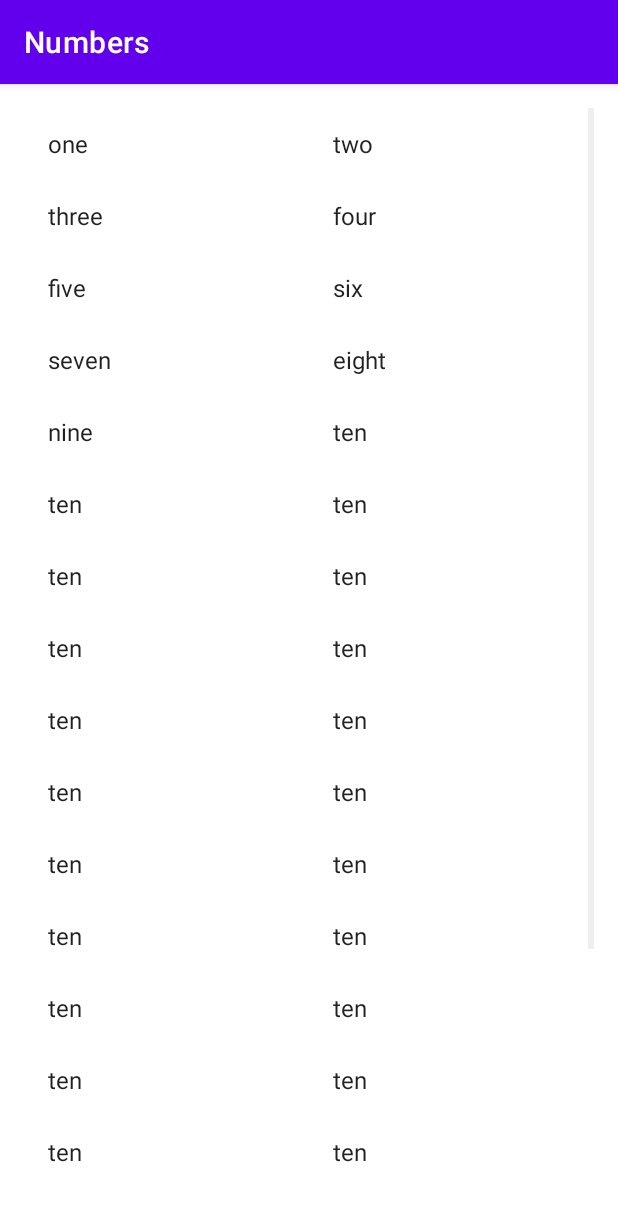
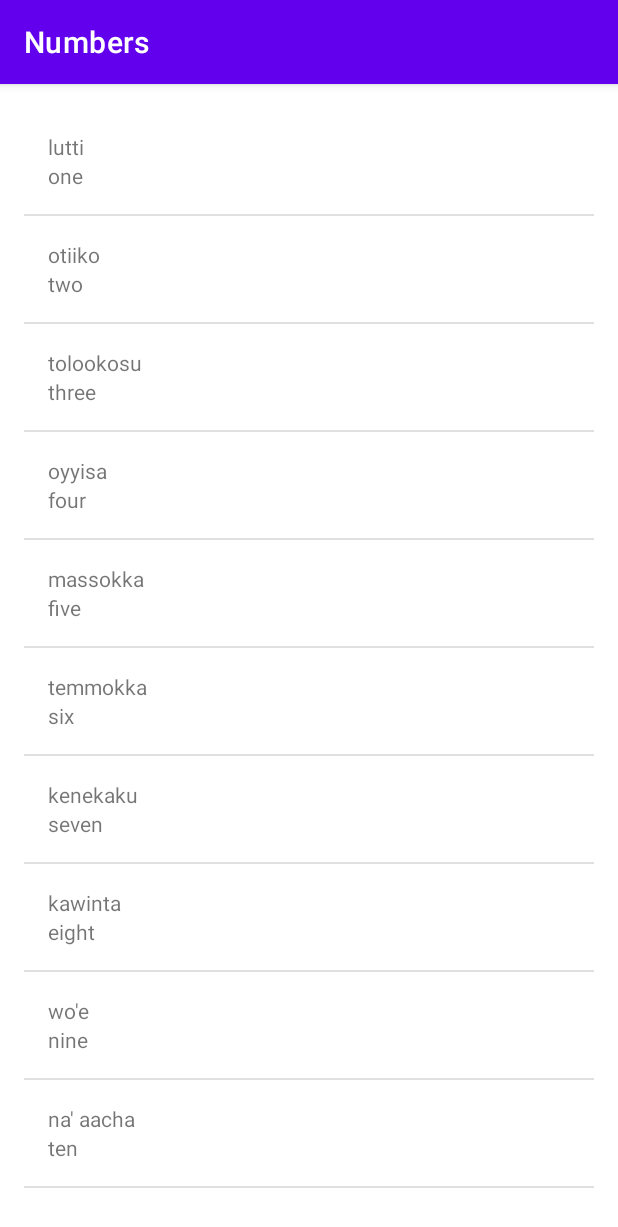
Before and after one commit to lingxiao14122/UdacityMiwok, an Android app: the NumbersActivity screen opened directly, with no data from a screen before it, on a phone screen of 412 x 824 dp. Shown: the top 1227 px of the screen. Run offline under Robolectric (Android 15) with nearby library versions, the phone set to English and light mode, and no system bars.

Commit message:
feat: custom array adapter(WordAdapter), ui now capable to display the custom list item defined in list_item.xml

```diff
--- a/app/src/main/java/com/example/android/udacitymiwok/NumbersActivity.java
+++ b/app/src/main/java/com/example/android/udacitymiwok/NumbersActivity.java
@@ -1,18 +1,12 @@
 package com.example.android.udacitymiwok;
 
-import androidx.appcompat.app.ActionBar;
 import androidx.appcompat.app.AppCompatActivity;
 
 import android.os.Bundle;
-import android.util.Log;
+import android.provider.UserDictionary;
 import android.widget.ArrayAdapter;
-import android.widget.GridView;
-import android.widget.LinearLayout;
 import android.widget.ListView;
-import android.widget.TextView;
-import android.widget.Toast;
 
-import java.lang.reflect.Array;
 import java.util.ArrayList;
 
 public class NumbersActivity extends AppCompatActivity {
@@ -26,57 +20,31 @@ public class NumbersActivity extends AppCompatActivity {
         String TAG = this.getClass().getSimpleName();
 
         // init array list
-        ArrayList<String> words = new ArrayList<String>();
-        words.add("one");
-        words.add("two");
-        words.add("three");
-        words.add("four");
-        words.add("five");
-        words.add("six");
-        words.add("seven");
-        words.add("eight");
-        words.add("nine");
-        words.add("ten");
-        words.add("ten");
-        words.add("ten");
-        words.add("ten");
-        words.add("ten");
-        words.add("ten");
-        words.add("ten");
-        words.add("ten");
-        words.add("ten");
-        words.add("ten");
-        words.add("ten");
-        words.add("ten");
-        words.add("ten");
-        words.add("ten");
-        words.add("ten");
-        words.add("ten");
-        words.add("ten");
-        words.add("ten");
-        words.add("ten");
-        words.add("ten");
-        words.add("ten");
-        words.add("ten");
-        words.add("ten");
-        words.add("ten");
-        words.add("ten");
-        words.add("ten");
-        words.add("ten");
-        words.add("ten");
-        words.add("ten");
-        words.add("ten");
-        words.add("ten");
-        words.add("ten");
-        words.add("ten");
+        ArrayList<Word> words = new ArrayList<>();
 
-        // array adapter will require type of item to be converted to View, in this case is a String
-        // the layout of the items are set as the xml we have chosen
-        ArrayAdapter<String> itemsAdapter = new ArrayAdapter<String>(this, android.R.layout.simple_list_item_1, words);
+        words.add(new Word("one", "lutti"));
+        words.add(new Word("two", "otiiko"));
+        words.add(new Word("three", "tolookosu"));
+        words.add(new Word("four", "oyyisa"));
+        words.add(new Word("five", "massokka"));
+        words.add(new Word("six", "temmokka"));
+        words.add(new Word("seven", "kenekaku"));
+        words.add(new Word("eight", "kawinta"));
+        words.add(new Word("nine", "wo'e"));
+        words.add(new Word("ten", "na' aacha"));
 
-        GridView listView = findViewById(R.id.list);
+        // Create an {@link WordAdapter}, whose data source is a list of {@link Word}s. The
+        // adapter knows how to create list items for each item in the list.
+        WordAdapter adapter = new WordAdapter(this, words);
 
-        listView.setAdapter(itemsAdapter);
+        // Find the {@link ListView} object in the view hierarchy of the {@link Activity}.
+        // There should be a {@link ListView} with the view ID called list, which is declared in the
+        // activity_numbers.xml layout file.
+        ListView listView = (ListView) findViewById(R.id.list);
+
+        // Make the {@link ListView} use the {@link WordAdapter} we created above, so that the
+        // {@link ListView} will display list items for each {@link Word} in the list.
+        listView.setAdapter(adapter);
 
     }
 }
--- /dev/null
+++ b/app/src/main/java/com/example/android/udacitymiwok/Word.java
@@ -0,0 +1,30 @@
+package com.example.android.udacitymiwok;
+
+public class Word {
+
+    // member variable
+    private String mDefaultTranslation;
+    private String mMiwokTranslation;
+
+    // constructor
+    public Word(String defaultTranslation, String miwokTranslation) {
+        mDefaultTranslation = defaultTranslation;
+        mMiwokTranslation = miwokTranslation;
+    }
+
+    /**
+     *
+     * @return String of default translation for word
+     */
+    public String getDefaultTranslation() {
+        return mDefaultTranslation;
+    }
+
+    /**
+     *
+     * @return String of miwok translation for word
+     */
+    public String getMiwokTranslation() {
+        return mMiwokTranslation;
+    }
+}
--- /dev/null
+++ b/app/src/main/java/com/example/android/udacitymiwok/WordAdapter.java
@@ -0,0 +1,50 @@
+package com.example.android.udacitymiwok;
+
+import android.app.Activity;
+import android.view.LayoutInflater;
+import android.view.View;
+import android.view.ViewGroup;
+import android.widget.ArrayAdapter;
+import android.widget.TextView;
+
+import org.w3c.dom.Text;
+
+import java.util.ArrayList;
+
+import androidx.annotation.NonNull;
+import androidx.annotation.Nullable;
+
+public class WordAdapter extends ArrayAdapter<Word> {
+    public WordAdapter(Activity context, ArrayList<Word> words) {
+        super(context, 0, words);
+    }
+
+    // override getView to let ListView use the custom list item defined in list_item.xml
+    @NonNull
+    @Override
+    public View getView(int position, @Nullable View convertView, @NonNull ViewGroup parent) {
+        // check if the View provided is reused, otherwise inflate the view
+        View listItemView = convertView;
+        if (listItemView == null) {
+            listItemView = LayoutInflater.from(getContext()).inflate(
+                    R.layout.list_item, parent, false);
+        }
+
+        // get the Word object in the adapter with the correct position
+        Word currentWord = getItem(position);
+
+        // bind TextView var to ui
+        TextView tvDefaultWord = listItemView.findViewById(R.id.tv_default_word);
+
+        // set default word on TextView
+        tvDefaultWord.setText(currentWord.getDefaultTranslation());
+
+        // bind TextView var to ui
+        TextView tvMiwokWord = listItemView.findViewById(R.id.tv_miwok_word);
+
+        // set miwok word on TextView
+        tvMiwokWord.setText(currentWord.getMiwokTranslation());
+
+        return listItemView;
+    }
+}
--- a/app/src/main/res/layout/activity_numbers.xml
+++ b/app/src/main/res/layout/activity_numbers.xml
@@ -1,13 +1,12 @@
 <?xml version="1.0" encoding="utf-8"?>
-<GridView xmlns:android="http://schemas.android.com/apk/res/android"
+<ListView xmlns:android="http://schemas.android.com/apk/res/android"
     xmlns:tools="http://schemas.android.com/tools"
     android:id="@+id/list"
+    android:orientation="vertical"
     android:layout_width="match_parent"
     android:layout_height="match_parent"
-    android:numColumns="2"
-    android:orientation="vertical"
+    android:paddingBottom="@dimen/activity_vertical_margin"
     android:paddingLeft="@dimen/activity_horizontal_margin"
+    android:paddingRight="@dimen/activity_horizontal_margin"
     android:paddingTop="@dimen/activity_vertical_margin"
-    android:paddingRight="@dimen/activity_horizontal_margin"
-    android:paddingBottom="@dimen/activity_vertical_margin"
-    tools:context=".NumbersActivity" />
+    tools:context=".NumbersActivity"/>
--- /dev/null
+++ b/app/src/main/res/layout/list_item.xml
@@ -0,0 +1,25 @@
+<?xml version="1.0" encoding="utf-8"?>
+<LinearLayout xmlns:android="http://schemas.android.com/apk/res/android"
+    xmlns:tools="http://schemas.android.com/tools"
+    android:layout_width="match_parent"
+    android:layout_height="wrap_content"
+    android:orientation="vertical">
+
+    <TextView
+        android:id="@+id/tv_miwok_word"
+        android:layout_width="match_parent"
+        android:layout_height="wrap_content"
+        android:layout_marginStart="16dp"
+        android:layout_marginTop="16dp"
+        tools:text="Lutti" />
+
+    <TextView
+        android:id="@+id/tv_default_word"
+        android:layout_width="match_parent"
+        android:layout_height="wrap_content"
+        android:layout_marginStart="16dp"
+        android:layout_marginBottom="16dp"
+        tools:text="one" />
+
+
+</LinearLayout>
```
